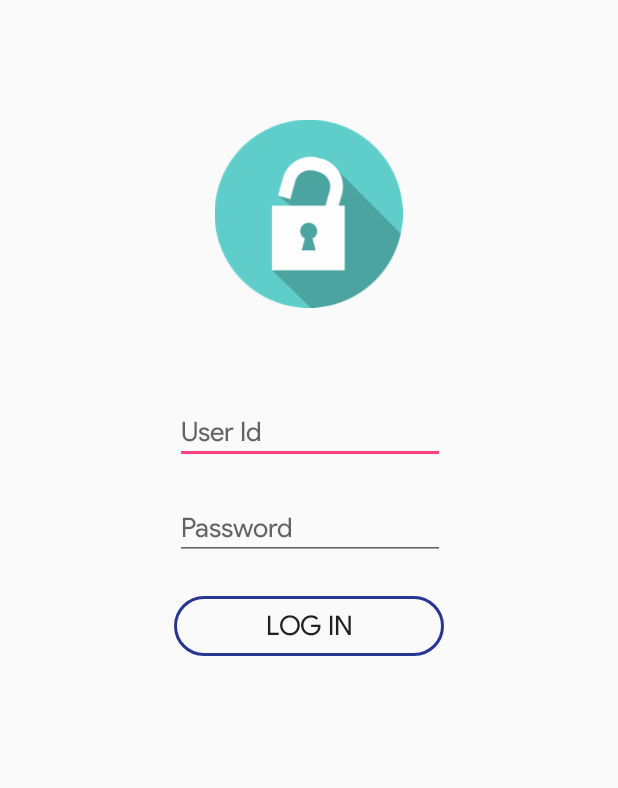
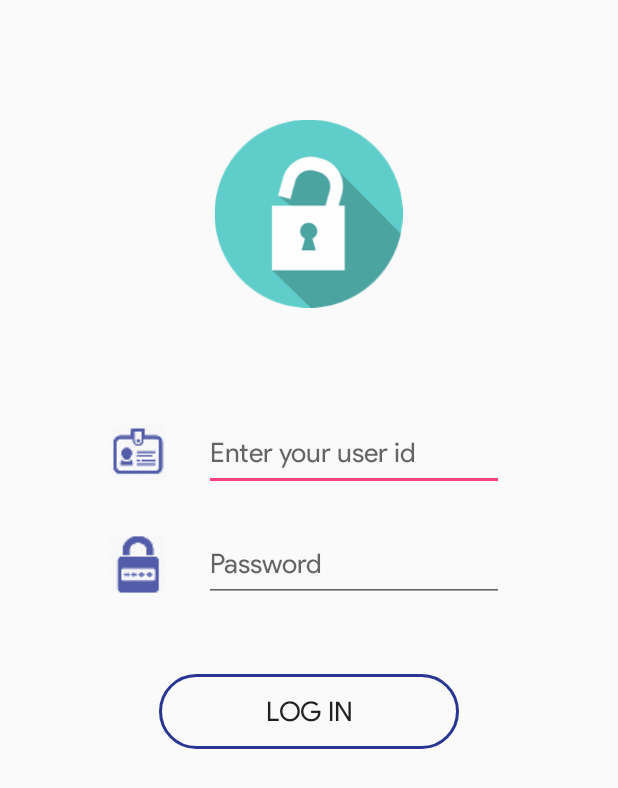
Before and after one commit to m-anas-j/AutomatedAttendanceSystem, an Android app: the LoginScreenActivity screen opened directly, with no data from a screen before it, on a phone screen of 412 x 824 dp. Shown: the top 788 px of the screen. Run offline under Robolectric (Android 15) with nearby library versions, the phone set to English and light mode, and no system bars.

Commit message:
added student login screen

```diff
--- a/app/src/main/java/com/example/weisslogia/automatedattendancesystem/LoginScreenActivity.java
+++ b/app/src/main/java/com/example/weisslogia/automatedattendancesystem/LoginScreenActivity.java
@@ -1,7 +1,9 @@
 package com.example.weisslogia.automatedattendancesystem;
 
+import android.content.Intent;
 import android.support.v7.app.AppCompatActivity;
 import android.os.Bundle;
+import android.view.View;
 
 public class LoginScreenActivity extends AppCompatActivity {
 
@@ -10,4 +12,9 @@ public class LoginScreenActivity extends AppCompatActivity {
         super.onCreate(savedInstanceState);
         setContentView(R.layout.activity_login_screen);
     }
+
+    public void gotoTransferringStudentId(View view) {
+        Intent transferringStudId = new Intent(this, TransferringStudentID.class);
+        startActivity(transferringStudId);
+    }
 }
--- a/app/src/main/res/layout/activity_login_screen.xml
+++ b/app/src/main/res/layout/activity_login_screen.xml
@@ -8,7 +8,7 @@
 
     <ImageView
         android:id="@+id/loginicon"
-        android:layout_width="180dp"
+        android:layout_width="200dp"
         android:layout_height="125dp"
         android:layout_marginEnd="8dp"
         android:layout_marginStart="8dp"
@@ -20,50 +20,69 @@
 
     <EditText
         android:id="@+id/userIdText"
-        android:layout_width="180dp"
-        android:layout_height="40dp"
-        android:layout_marginEnd="8dp"
-        android:layout_marginStart="8dp"
-        android:layout_marginTop="64dp"
+        android:layout_width="200dp"
+        android:layout_height="50dp"
+        android:layout_marginEnd="76dp"
+        android:layout_marginTop="72dp"
         android:ems="10"
         android:fontFamily="@font/product_sans_regular"
+        android:hint="@string/user_id_hint"
         android:inputType="text"
-        android:hint="@string/user_id_hint"
         app:layout_constraintEnd_toEndOf="parent"
-        app:layout_constraintHorizontal_bias="0.503"
-        app:layout_constraintStart_toStartOf="parent"
         app:layout_constraintTop_toBottomOf="@+id/loginicon" />
 
     <EditText
         android:id="@+id/passwordText"
-        android:layout_width="180dp"
-        android:layout_height="40dp"
-        android:layout_marginEnd="8dp"
-        android:layout_marginStart="8dp"
+        android:layout_width="200dp"
+        android:layout_height="50dp"
+        android:layout_marginEnd="76dp"
         android:layout_marginTop="24dp"
         android:ems="10"
         android:fontFamily="@font/product_sans_regular"
+        android:hint="@string/password_hint"
         android:inputType="textPassword"
-        android:hint="@string/password_hint"
         app:layout_constraintEnd_toEndOf="parent"
-        app:layout_constraintHorizontal_bias="0.503"
-        app:layout_constraintStart_toStartOf="parent"
         app:layout_constraintTop_toBottomOf="@+id/userIdText" />
 
     <Button
         android:id="@+id/loginButton"
-        android:layout_width="180dp"
-        android:layout_height="40dp"
+        android:layout_width="200dp"
+        android:layout_height="50dp"
         android:layout_marginEnd="8dp"
         android:layout_marginStart="8dp"
-        android:layout_marginTop="24dp"
+        android:layout_marginTop="48dp"
         android:background="@drawable/ripple"
         android:fontFamily="@font/product_sans_regular"
         android:text="@string/log_in_button"
         android:textSize="18sp"
+        android:onClick="gotoTransferringStudentId"
         app:layout_constraintEnd_toEndOf="parent"
         app:layout_constraintStart_toStartOf="parent"
         app:layout_constraintTop_toBottomOf="@+id/passwordText" />
 
+    <ImageView
+        android:id="@+id/userIdIcon"
+        android:layout_width="50dp"
+        android:layout_height="50dp"
+        android:layout_marginEnd="8dp"
+        android:layout_marginStart="56dp"
+        android:layout_marginTop="72dp"
+        app:layout_constraintEnd_toStartOf="@+id/userIdText"
+        app:layout_constraintStart_toStartOf="parent"
+        app:layout_constraintTop_toBottomOf="@+id/loginicon"
+        app:srcCompat="@drawable/userid_icon" />
+
+    <ImageView
+        android:id="@+id/passwordIcon"
+        android:layout_width="50dp"
+        android:layout_height="50dp"
+        android:layout_marginEnd="8dp"
+        android:layout_marginStart="56dp"
+        android:layout_marginTop="24dp"
+        app:layout_constraintEnd_toStartOf="@+id/passwordText"
+        app:layout_constraintStart_toStartOf="parent"
+        app:layout_constraintTop_toBottomOf="@+id/userIdText"
+        app:srcCompat="@drawable/password_icon" />
+
 
 </android.support.constraint.ConstraintLayout>
--- a/app/src/main/res/values/strings.xml
+++ b/app/src/main/res/values/strings.xml
@@ -13,7 +13,7 @@
     <string name="student_signin">STUDENT SIGN IN</string>
     <string name="don_t_have_an_account">Don\'t Have an account?</string>
     <string name="sign_up">SIGN UP</string>
-    <string name="user_id_hint">User Id</string>
+    <string name="user_id_hint">Enter your user id</string>
     <string name="password_hint">Password</string>
     <string name="log_in_button">LOG IN</string>
 
```
